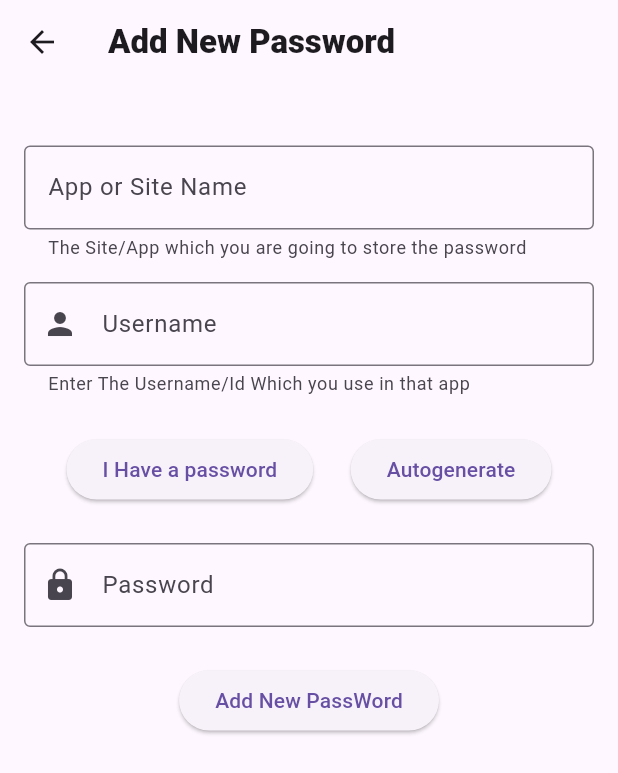
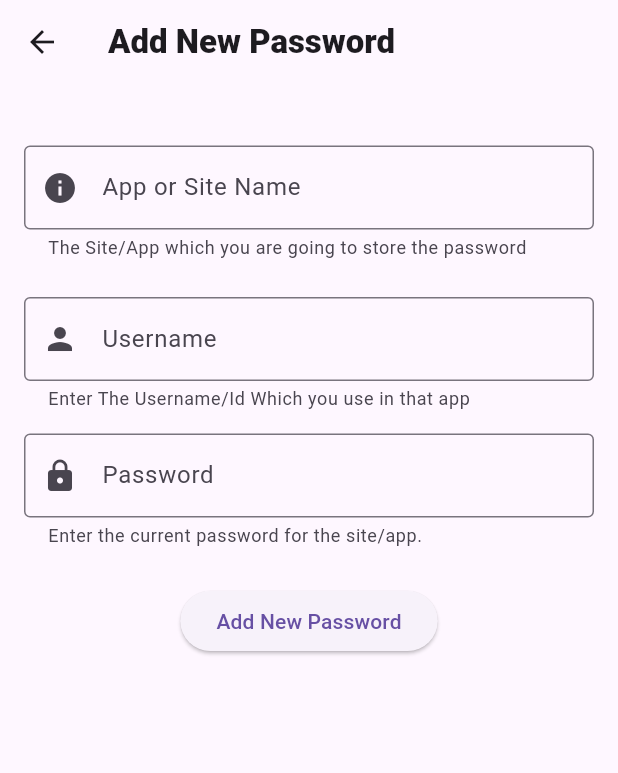
Before and after one commit to navtej21/passguard, a Flutter app: the PasswordList screen opened directly, on a phone screen of 412 x 824 dp. Shown: the top 773 px of the screen. Run offline on Flutter 3.47's test engine with Material 3 defaults, Android fonts, the phone set to English and light mode, and no system bars; our stand-ins replace local_auth.

Commit message:
commited some changes

```diff
--- a/lib/screen/authentication_text.dart
+++ /dev/null
@@ -1,8 +0,0 @@
-import 'package:flutter/material.dart';
-
-Widget password = TextFormField(
-    decoration: InputDecoration(
-        prefixIcon: Icon(Icons.lock),
-        hintText: 'Password',
-        label: Text('Password'),
-        border: OutlineInputBorder()));
--- /dev/null
+++ b/lib/screen/datamodel/data.dart
@@ -0,0 +1,6 @@
+class user {
+  user(this.appsitename, this.username, this.password);
+  String appsitename;
+  String username;
+  String password;
+}
--- a/lib/screen/fingerprint_authentication.dart
+++ b/lib/screen/fingerprint_authentication/fingerprint_authentication.dart
@@ -1,7 +1,8 @@
 import 'package:flutter/material.dart';
 import 'package:local_auth/local_auth.dart';
 import 'package:password_generator/screen/home_screen.dart';
-import 'package:password_generator/screen/password_screen.dart';
+import 'package:password_generator/screen/password_section/password_generation.dart';
+import 'package:password_generator/screen/password_section/password_screen.dart';
 
 Future<void> authenticate(BuildContext context) async {
   final LocalAuthentication auth = LocalAuthentication();
@@ -23,7 +24,7 @@ Future<void> authenticate(BuildContext context) async {
     Navigator.pushReplacement(
       context,
       MaterialPageRoute(builder: (context) {
-        return PassWrodScreen();
+        return PassWrodScreen(users: users2);
       }),
     );
   } else {
--- a/lib/screen/home_screen.dart
+++ b/lib/screen/home_screen.dart
@@ -1,7 +1,7 @@
 import 'package:flutter/material.dart';
 import 'package:flutter/widgets.dart';
 import 'package:local_auth/local_auth.dart';
-import 'package:password_generator/screen/fingerprint_authentication.dart';
+import 'package:password_generator/screen/fingerprint_authentication/fingerprint_authentication.dart';
 
 class HomeScreen extends StatefulWidget {
   HomeScreen({super.key});
--- a/lib/screen/password_generation.dart
+++ /dev/null
@@ -1,150 +0,0 @@
-import 'package:flutter/material.dart';
-import 'package:password_generator/screen/authentication_text.dart';
-
-class PasswordList extends StatefulWidget {
-  const PasswordList({Key? key});
-
-  @override
-  State<PasswordList> createState() => _PasswordListState();
-}
-
-class _PasswordListState extends State<PasswordList> {
-  late Widget password2 = password;
-
-  @override
-  Widget build(BuildContext context) {
-    return Scaffold(
-      appBar: AppBar(
-        title: Text(
-          'Add New Password',
-          style: TextStyle(fontWeight: FontWeight.w800),
-        ),
-      ),
-      body: Form(
-        child: ListView(
-          children: [
-            Padding(
-              padding: const EdgeInsets.all(16.0),
-              child: Column(
-                children: [
-                  SizedBox(
-                    height: 25,
-                  ),
-                  TextFormField(
-                    decoration: InputDecoration(
-                      labelText: 'App or Site Name',
-                      hintText: 'App or Site Name',
-                      border: OutlineInputBorder(),
-                      helperText:
-                          'The Site/App which you are going to store the password',
-                    ),
-                    validator: (value) {
-                      if (value == null || value.isEmpty) {
-                        return 'Please enter app or site name';
-                      }
-                      return null;
-                    },
-                  ),
-                  SizedBox(
-                    height: 15,
-                  ),
-                  TextFormField(
-                    decoration: InputDecoration(
-                      labelText: 'Username',
-                      prefixIcon: Icon(Icons.person),
-                      hintText: 'Username',
-                      border: OutlineInputBorder(),
-                      helperText:
-                          'Enter The Username/Id Which you use in that app',
-                    ),
-                    validator: (value) {
-                      if (value == null || value.isEmpty) {
-                        return 'Please enter username';
-                      }
-                      return null;
-                    },
-                  ),
-                  SizedBox(height: 25),
-                  Container(
-                    child: Row(
-                      mainAxisAlignment: MainAxisAlignment.center,
-                      children: [
-                        ElevatedButton(
-                          onPressed: () {
-                            setState(() {
-                              password2 = password;
-                            });
-                          },
-                          child: Text('I Have a password'),
-                        ),
-                        SizedBox(
-                          width: 25,
-                        ),
-                        ElevatedButton(
-                          onPressed: () {
-                            setState(() {
-                              password2 = Column(
-                                children: [
-                                  TextFormField(
-                                    decoration: InputDecoration(
-                                        labelText: 'hint',
-                                        helperText: 'Enter A Hint',
-                                        prefixIcon: Icon(Icons.lightbulb),
-                                        border: OutlineInputBorder()),
-                                    validator: (value) {
-                                      if (value == null || value.isEmpty) {
-                                        return 'Please enter hint';
-                                      }
-                                      return null;
-                                    },
-                                  ),
-                                  SizedBox(
-                                    height: 20,
-                                  ),
-                                  TextFormField(
-                                    decoration: InputDecoration(
-                                        labelText: 'Autogenerated Password',
-                                        helperText:
-                                            'Just Save The Current Password',
-                                        prefixIcon: Icon(Icons.lock),
-                                        border: OutlineInputBorder()),
-                                    validator: (value) {
-                                      if (value == null || value.isEmpty) {
-                                        return 'Please enter password';
-                                      }
-                                      return null;
-                                    },
-                                  ),
-                                ],
-                              );
-                            });
-                          },
-                          child: Text('Autogenerate'),
-                        ),
-                      ],
-                    ),
-                  ),
-                  SizedBox(
-                    height: 25,
-                  ),
-                  FormField(
-                    builder: (state) {
-                      return password2;
-                    },
-                    validator: (value) {
-                      // You can implement form validation logic here
-                      return null;
-                    },
-                  ),
-                  SizedBox(height: 25),
-                  ElevatedButton(
-                      onPressed: () {}, child: Text('Add New PassWord'))
-                ],
-              ),
-            ),
-          ],
-        ),
-      ),
-    );
-  }
-}
--- /dev/null
+++ b/lib/screen/password_section/password_screen.dart
@@ -0,0 +1,130 @@
+import 'package:flutter/material.dart';
+import 'package:password_generator/screen/datamodel/data.dart';
+import 'package:password_generator/screen/password_section/password_generation.dart';
+
+class PasswordList extends StatefulWidget {
+  PasswordList({Key? key}) : super(key: key);
+
+  @override
+  State<PasswordList> createState() => _PasswordListState();
+}
+
+List<user> users2 = [];
+
+class _PasswordListState extends State<PasswordList> {
+  final _formkey = GlobalKey<FormState>();
+
+  @override
+  Widget build(BuildContext context) {
+    String appname = "";
+    String usernames = "";
+    String password = "";
+    return Scaffold(
+      appBar: AppBar(
+        title: Text(
+          'Add New Password',
+          style: TextStyle(fontWeight: FontWeight.w800),
+        ),
+      ),
+      body: Form(
+        key: _formkey,
+        child: ListView(
+          children: [
+            Padding(
+              padding: const EdgeInsets.all(16.0),
+              child: Column(
+                children: [
+                  const SizedBox(
+                    height: 25,
+                  ),
+                  TextFormField(
+                    decoration: const InputDecoration(
+                      labelText: 'App or Site Name',
+                      hintText: 'App or Site Name',
+                      border: OutlineInputBorder(),
+                      prefixIcon: Icon(Icons.info),
+                      helperText:
+                          'The Site/App which you are going to store the password',
+                    ),
+                    validator: (value) {
+                      if (value == null || value.isEmpty) {
+                        return 'Please Enter The App Name or Site Name';
+                      } else {
+                        appname = value;
+                      }
+                      return null;
+                    },
+                  ),
+                  const SizedBox(
+                    height: 25,
+                  ),
+                  TextFormField(
+                    decoration: const InputDecoration(
+                      labelText: 'Username',
+                      prefixIcon: Icon(Icons.person),
+                      hintText: 'Username',
+                      border: OutlineInputBorder(),
+                      helperText:
+                          'Enter The Username/Id Which you use in that app',
+                    ),
+                    validator: (value) {
+                      if (value == null || value.isEmpty) {
+                        return 'Please enter username';
+                      } else {
+                        usernames = value;
+                      }
+                      return null;
+                    },
+                  ),
+                  SizedBox(height: 15),
+                  TextFormField(
+                      obscureText: true,
+                      decoration: const InputDecoration(
+                          prefixIcon: Icon(Icons.lock),
+                          hintText: 'Password',
+                          label: Text('Password'),
+                          border: OutlineInputBorder(),
+                          helperText:
+                              'Enter the current password for the site/app.'),
+                      validator: (value) {
+                        if (value == null || value.isEmpty) {
+                          return 'Enter The Password';
+                        } else {
+                          password = value;
+                        }
+                        return null;
+                      }),
+                  SizedBox(height: 25),
+                  ElevatedButton(
+                    onPressed: () {
+                      if (_formkey.currentState!.validate()) {
+                        bool exists = users2
+                            .any((element) => element.appsitename == appname);
+                        if (exists) {
+                          ScaffoldMessenger.of(context).showSnackBar(
+                            SnackBar(
+                                content:
+                                    Text('App or Site Name already exists')),
+                          );
+                        } else {
+                          users2.add(user(appname, usernames, password));
+                          Navigator.push(context,
+                              MaterialPageRoute(builder: (context) {
+                            return PassWrodScreen(
+                              users: users2,
+                            );
+                          }));
+                        }
+                      }
+                    },
+                    child: Text('Add New Password'),
+                  ),
+                ],
+              ),
+            ),
+          ],
+        ),
+      ),
+    );
+  }
+}
```
Also changed, not shown: lib/screen/password_screen.dart (deleted, +0 -65 lines), lib/screen/password_section/password_generation.dart (added, +106 -0 lines).
